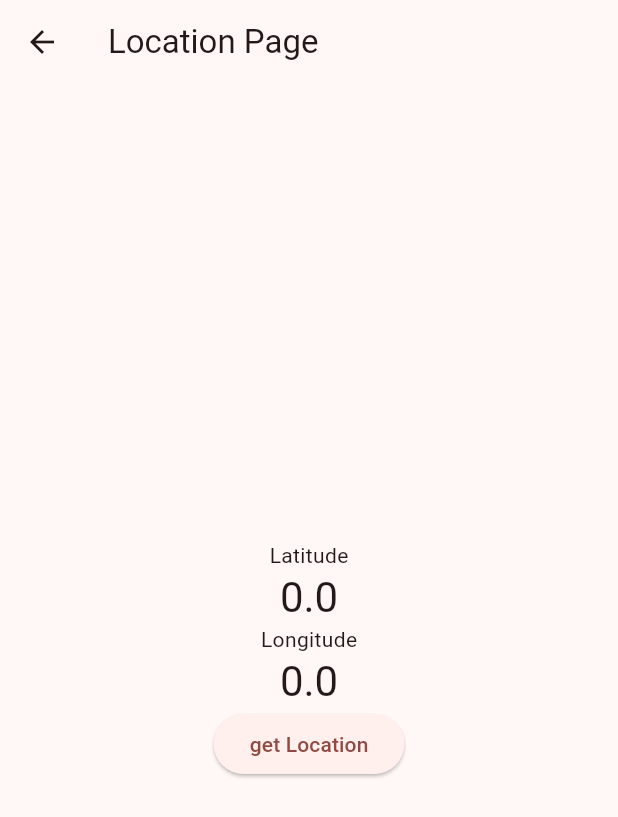
After one commit to ZAHHAR-ISMAIL/flutter_hms_example, a Flutter app: the screen it shows after launch, after a tap on "Open Location Page", on a phone screen of 412 x 824 dp. The commit adds this screen. Shown: the top 817 px of the screen. Run offline on Flutter 3.47's test engine with Material 3 defaults, Android fonts, the phone set to English and light mode, and no system bars; our stand-ins replace google_maps_flutter, permission_handler; missing offline and left inert: flutter_hms_gms_availability, huawei_location, huawei_map, huawei_push, huawei_scan; statements that could not run were skipped.

Commit message:
add HMS Integration

```diff
--- /dev/null
+++ b/lib/LocationPage.dart
@@ -0,0 +1,94 @@
+import 'package:flutter/material.dart';
+import 'package:flutter/services.dart';
+import 'package:flutter_hms_example/components/Loading.dart';
+import 'package:huawei_location/huawei_location.dart';
+
+class LocationPage extends StatefulWidget {
+  const LocationPage({super.key});
+
+  @override
+  State<LocationPage> createState() => _LocationPageState();
+}
+
+class _LocationPageState extends State<LocationPage> {
+  double? _lat = 0.0;
+  double? _long = 0.0;
+
+  final FusedLocationProviderClient _locationService =
+      FusedLocationProviderClient();
+  final LocationRequest _locationRequest = LocationRequest()..interval = 500;
+
+  late LocationSettingsRequest _locationSettingsRequest;
+
+  @override
+  void initState() {
+    super.initState();
+    _locationSettingsRequest =
+        LocationSettingsRequest(requests: <LocationRequest>[_locationRequest]);
+    // _requestPermission();
+  }
+
+  void _getLastLocation() async {
+    debugPrint("HMSO::03");
+    LoadingIndicatorDialog().show(context);
+    try {
+      final LocationSettingsStates states = await _locationService
+          .checkLocationSettings(_locationSettingsRequest);
+      final Location location = await _locationService.getLastLocation();
+      _setLatitude(location.latitude);
+      _setLongitude(location.longitude);
+      LoadingIndicatorDialog().dismiss();
+    } on PlatformException catch (e) {
+      debugPrint("HMSO::3x");
+      LoadingIndicatorDialog().dismiss();
+    }
+  }
+
+  void _setLatitude([double? n = 0.0]) {
+    setState(() {
+      _lat = n;
+    });
+  }
+
+  void _setLongitude([double? n = 0.0]) {
+    setState(() {
+      _long = n;
+    });
+  }
+
+  @override
+  Widget build(BuildContext context) {
+    return Scaffold(
+      appBar: AppBar(
+        title: const Text('Location Page'),
+      ),
+      body: Center(
+        child: Column(
+          mainAxisAlignment: MainAxisAlignment.center,
+          children: <Widget>[
+            const Text(
+              'Latitude',
+            ),
+            Text(
+              '$_lat',
+              style: Theme.of(context).textTheme.headlineMedium,
+            ),
+            const Text(
+              'Longitude',
+            ),
+            Text(
+              '$_long',
+              style: Theme.of(context).textTheme.headlineMedium,
+            ),
+            ElevatedButton(
+              child: const Text('get Location'),
+              onPressed: () {
+                _getLastLocation();
+              },
+            ),
+          ],
+        ),
+      ),
+    );
+  }
+}
--- a/lib/main.dart
+++ b/lib/main.dart
@@ -1,4 +1,12 @@
 import 'package:flutter/material.dart';
+import 'package:flutter/scheduler.dart';
+import 'package:flutter/services.dart';
+import 'package:huawei_push/huawei_push.dart';
+import 'package:flutter_hms_example/ScanPage.dart';
+import 'package:permission_handler/permission_handler.dart';
+
+import 'LocationPage.dart';
+import 'MapPage.dart';
 
 void main() {
   runApp(const MyApp());
@@ -13,113 +21,182 @@ class MyApp extends StatelessWidget {
     return MaterialApp(
       title: 'Flutter Demo',
       theme: ThemeData(
-        // This is the theme of your application.
-        //
-        // TRY THIS: Try running your application with "flutter run". You'll see
-        // the application has a purple toolbar. Then, without quitting the app,
-        // try changing the seedColor in the colorScheme below to Colors.green
-        // and then invoke "hot reload" (save your changes or press the "hot
-        // reload" button in a Flutter-supported IDE, or press "r" if you used
-        // the command line to start the app).
-        //
-        // Notice that the counter didn't reset back to zero; the application
-        // state is not lost during the reload. To reset the state, use hot
-        // restart instead.
-        //
-        // This works for code too, not just values: Most code changes can be
-        // tested with just a hot reload.
-        colorScheme: ColorScheme.fromSeed(seedColor: Colors.deepPurple),
+        colorScheme: ColorScheme.fromSeed(
+            seedColor: const Color.fromRGBO(199, 0, 10, 1)),
         useMaterial3: true,
       ),
-      home: const MyHomePage(title: 'Flutter Demo Home Page'),
+      initialRoute: '/',
+      routes: {
+        '/': (context) => const MyHomePage(),
+        '/MapPage': (context) => const MapPage(),
+        '/LocationPage': (context) => const LocationPage(),
+        '/ScanPage': (context) => const ScanPage(),
+      },
     );
   }
 }
 
 class MyHomePage extends StatefulWidget {
-  const MyHomePage({super.key, required this.title});
-
-  // This widget is the home page of your application. It is stateful, meaning
-  // that it has a State object (defined below) that contains fields that affect
-  // how it looks.
-
-  // This class is the configuration for the state. It holds the values (in this
-  // case the title) provided by the parent (in this case the App widget) and
-  // used by the build method of the State. Fields in a Widget subclass are
-  // always marked "final".
-
-  final String title;
+  const MyHomePage({super.key});
 
   @override
   State<MyHomePage> createState() => _MyHomePageState();
 }
 
 class _MyHomePageState extends State<MyHomePage> {
-  int _counter = 0;
+  String _token = '';
 
-  void _incrementCounter() {
+  void _onTokenEvent(String event) {
+    // Requested tokens can be obtained here
     setState(() {
-      // This call to setState tells the Flutter framework that something has
-      // changed in this State, which causes it to rerun the build method below
-      // so that the display can reflect the updated values. If we changed
-      // _counter without calling setState(), then the build method would not be
-      // called again, and so nothing would appear to happen.
-      _counter++;
+      _token = event;
+    });
+    print("HMSMSGG TokenEvent: " + _token);
+  }
+
+  void _onTokenError(Object error) {
+    //PlatformException e = error;
+    print("HMSMSGG TokenErrorEvent: " + error.toString());
+  }
+
+  void _onMessageReceived(RemoteMessage remoteMessage) {
+    // Called when a data message is received
+    String? data = remoteMessage.data;
+    print("HMSMSGG DATA RECIEVED:: " + data.toString());
+  }
+
+  void _onMessageReceiveError(Object error) {
+    // Called when an error occurs while receiving the data message
+    print("HMSMSGG DATA ERRO:: " + error.toString());
+  }
+
+  void _onNewIntent(String intentString) {
+    // For navigating to the custom intent page (deep link)
+    // The custom intent that sent from the push kit console is:
+    // app://open.my.app/CustomIntentPage
+    if (intentString != null) {
+      print('HMSMSGG CustomIntentEvent: ' + intentString);
+      // List parsedString = intentString.split("://open.my.app/");
+      // if (parsedString[1] == "CustomIntentPage") {
+      //   // Schedule the navigation after the widget is builded.
+      //   SchedulerBinding.instance.addPostFrameCallback((_) {
+      //     Navigator.of(context).push(MaterialPageRoute(builder: (context) => CustomIntentPage()));
+      //   });
+      // }
+    }
+  }
+
+  void _onIntentError(Object err) {
+    PlatformException? e = err as PlatformException?;
+    print("Error on intent stream: " + e.toString());
+  }
+
+  @override
+  void initState() {
+    super.initState();
+    print("HMSMSGG START:: ");
+    initTokenStream();
+    getToken();
+    initMessageStream();
+    initMessageStreamForBackground();
+    initIntentStream();
+  }
+
+  Future<void> initTokenStream() async {
+    print("HMSMSGG START TWO:: ");
+
+    if (!mounted) return;
+    Push.getTokenStream.listen(_onTokenEvent, onError: _onTokenError);
+    print("HMSMSGG END:: ");
+  }
+
+  Future<void> initMessageStream() async {
+    if (!mounted) return;
+    Push.onMessageReceivedStream
+        .listen(_onMessageReceived, onError: _onMessageReceiveError);
+  }
+
+  Future<void> initMessageStreamForBackground() async {
+    print("HMSMSGG BACKGROUND START");
+    bool backgroundMessageHandler =
+        await Push.registerBackgroundMessageHandler(backgroundMessageCallback);
+    print("HMSMSGG BACKGROUND OK: $backgroundMessageHandler");
+  }
+
+  static void backgroundMessageCallback(RemoteMessage remoteMessage) async {
+    String? data = remoteMessage.data;
+    print("HMSMSGG BACKGROUND: $data");
+
+    Push.localNotification({
+      HMSLocalNotificationAttr.TITLE: '[Headless] DataMessage Received',
+      HMSLocalNotificationAttr.MESSAGE: data
     });
   }
 
+  Future<void> initIntentStream() async {
+    if (!mounted) return;
+    Push.getIntentStream.listen(_onNewIntent, onError: _onIntentError);
+    String? intent = await Push.getInitialIntent();
+    _onNewIntent(intent!);
+  }
+
+  void getToken() async {
+    // Call this method to request for a token
+    print("___Request for a token !!!!!!!!!");
+    Push.getToken("");
+  }
+
+  // void subscribe() async {
+  //   String topic = "testTopic";
+  //   String result = await Push.subscribe(topic);
+  // }
+
   @override
   Widget build(BuildContext context) {
-    // This method is rerun every time setState is called, for instance as done
-    // by the _incrementCounter method above.
-    //
-    // The Flutter framework has been optimized to make rerunning build methods
-    // fast, so that you can just rebuild anything that needs updating rather
-    // than having to individually change instances of widgets.
+    void requestPerms(type) async {
+      Map<Permission, PermissionStatus> statuses = await [
+        Permission.locationWhenInUse,
+        Permission.locationAlways,
+      ].request();
+
+      if (await Permission.location.status.isGranted) {
+        if (type == "Map")
+          Navigator.pushNamed(context, '/MapPage');
+        else
+          Navigator.pushNamed(context, '/LocationPage');
+      } else {
+        openAppSettings();
+      }
+    }
+
     return Scaffold(
         appBar: AppBar(
-        // TRY THIS: Try changing the color here to a specific color (to
-        // Colors.amber, perhaps?) and trigger a hot reload to see the AppBar
-        // change color while the other colors stay the same.
-        backgroundColor: Theme.of(context).colorScheme.inversePrimary,
-        // Here we take the value from the MyHomePage object that was created by
-        // the App.build method, and use it to set our appbar title.
-        title: Text(widget.title),
+          title: const Text('Home Page'),
         ),
         body: Center(
-        // Center is a layout widget. It takes a single child and positions it
-        // in the middle of the parent.
           child: Column(
-          // Column is also a layout widget. It takes a list of children and
-          // arranges them vertically. By default, it sizes itself to fit its
-          // children horizontally, and tries to be as tall as its parent.
-          //
-          // Column has various properties to control how it sizes itself and
-          // how it positions its children. Here we use mainAxisAlignment to
-          // center the children vertically; the main axis here is the vertical
-          // axis because Columns are vertical (the cross axis would be
-          // horizontal).
-          //
-          // TRY THIS: Invoke "debug painting" (choose the "Toggle Debug Paint"
-          // action in the IDE, or press "p" in the console), to see the
-          // wireframe for each widget.
             mainAxisAlignment: MainAxisAlignment.center,
-          children: <Widget>[
-            const Text(
-              'You have pushed the button this many times:',
+            children: [
+              ElevatedButton(
+                child: const Text('Open Map Page'),
+                onPressed: () {
+                  requestPerms("Map");
+                },
               ),
-            Text(
-              '$_counter',
-              style: Theme.of(context).textTheme.headlineMedium,
+              ElevatedButton(
+                child: const Text('Open Location Page'),
+                onPressed: () {
+                  requestPerms("Location");
+                },
               ),
+              ElevatedButton(
+                child: const Text('Open Scan Page'),
+                onPressed: () {
+                  Navigator.pushNamed(context, '/ScanPage');
+                },
+              )
             ],
           ),
-      ),
-      floatingActionButton: FloatingActionButton(
-        onPressed: _incrementCounter,
-        tooltip: 'Increment',
-        child: const Icon(Icons.add),
-      ), // This trailing comma makes auto-formatting nicer for build methods.
-    );
+        ));
   }
 }
```
Also changed, not shown: lib/MapPage.dart (added, +40 -0 lines), lib/ScanPage.dart (added, +88 -0 lines), lib/components/Loading.dart (added, +59 -0 lines), lib/components/MapGms.dart (added, +41 -0 lines), lib/components/MapHms.dart (added, +67 -0 lines), pubspec.yaml (+10 -4 lines), pubspec.lock, 6 other files. Lines whose indentation alone changed are shown as unchanged.
